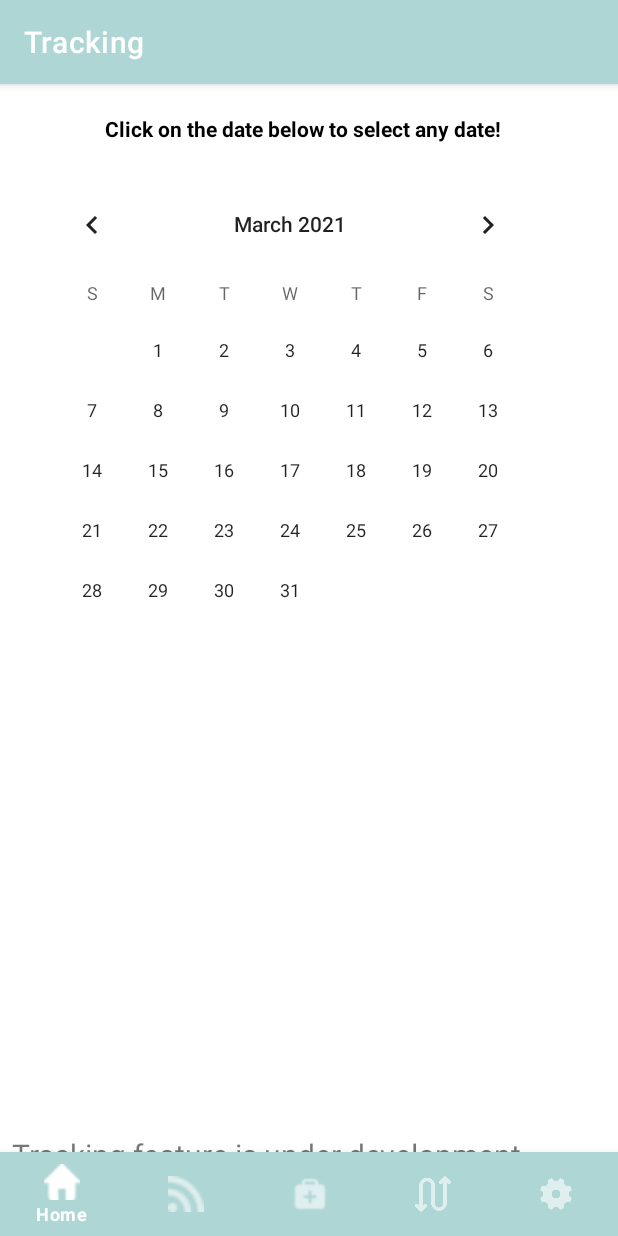
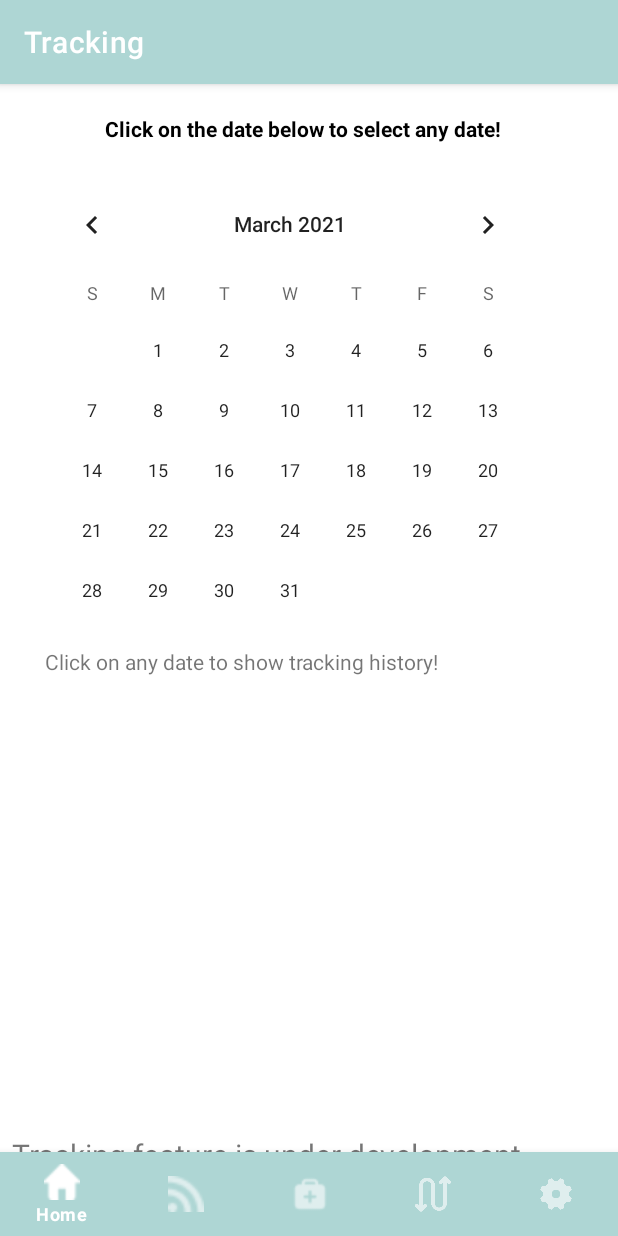
Before and after one commit to CSCI310CovidMapTeam3/covidmap, an Android app: the TrackingFragment screen opened through its navigation route, after a tap on an icon or button, on a phone screen of 412 x 824 dp. Run offline under Robolectric (Android 15) with nearby library versions, the phone set to English and light mode, and no system bars; our stand-ins replace navigation-ui; 3 statements that could not run were skipped.

Commit message:
tracking table

```diff
--- a/CovidMapTeam3/app/src/main/res/layout/fragment_tracking.xml
+++ b/CovidMapTeam3/app/src/main/res/layout/fragment_tracking.xml
@@ -46,21 +46,40 @@
             android:layout_marginBottom="4dp"
             android:textSize="20sp" />
 
-        <TableLayout
-            android:id="@+id/tracking_table"
+        <ScrollView
             android:layout_marginLeft="30dp"
             android:layout_marginRight="30dp"
+            android:layout_marginTop="400dp"
+            android:layout_marginBottom="100dp"
             android:layout_width="match_parent"
             android:layout_height="match_parent"
-            android:layout_marginTop="400dp">
+            android:scrollbars="vertical">
 
-            <TableRow
-                android:id="@+id/tracking_row"
-                android:layout_marginLeft="30dp"
-                android:layout_marginRight="30dp"
+            <HorizontalScrollView
                 android:layout_width="match_parent"
-                android:layout_height="match_parent" />
-        </TableLayout>
+                android:layout_height="match_parent">
+
+                <TableLayout
+                    android:id="@+id/tracking_table"
+                    android:layout_width="match_parent"
+                    android:layout_height="match_parent">
+
+                    <TableRow
+                        android:id="@+id/tracking_row"
+                        android:layout_width="match_parent"
+                        android:layout_height="match_parent" />
+                </TableLayout>
+            </HorizontalScrollView>
+        </ScrollView>
+
+        <TextView
+            android:id="@+id/prompt"
+            android:layout_width="wrap_content"
+            android:layout_height="wrap_content"
+            android:layout_marginLeft="30dp"
+            android:layout_marginTop="375dp"
+            android:layout_marginRight="30dp"
+            android:text="Click on any date to show tracking history!" />
 
 
     </RelativeLayout>
```
Also changed, not shown: CovidMapTeam3/app/src/main/java/com/example/myapplication/ui/tracking/TrackingFragment.java (+50 -9 lines).
